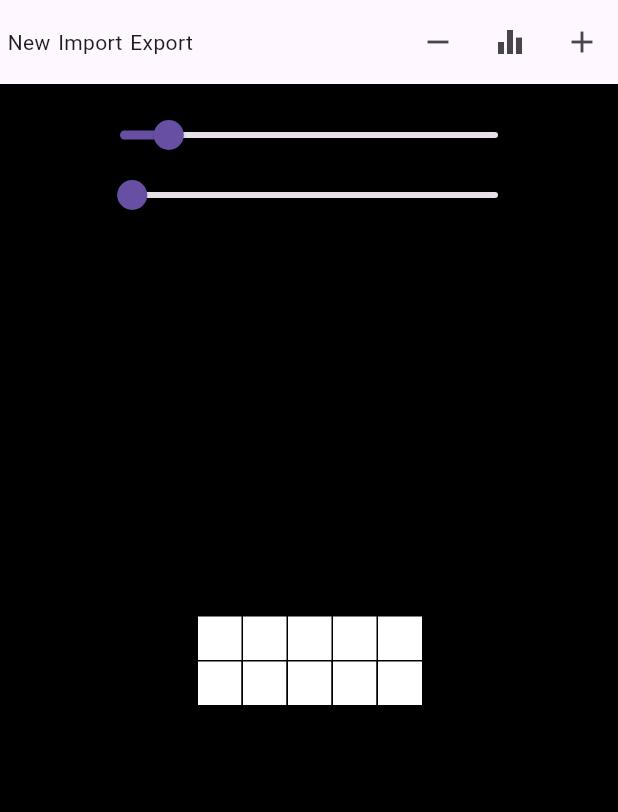
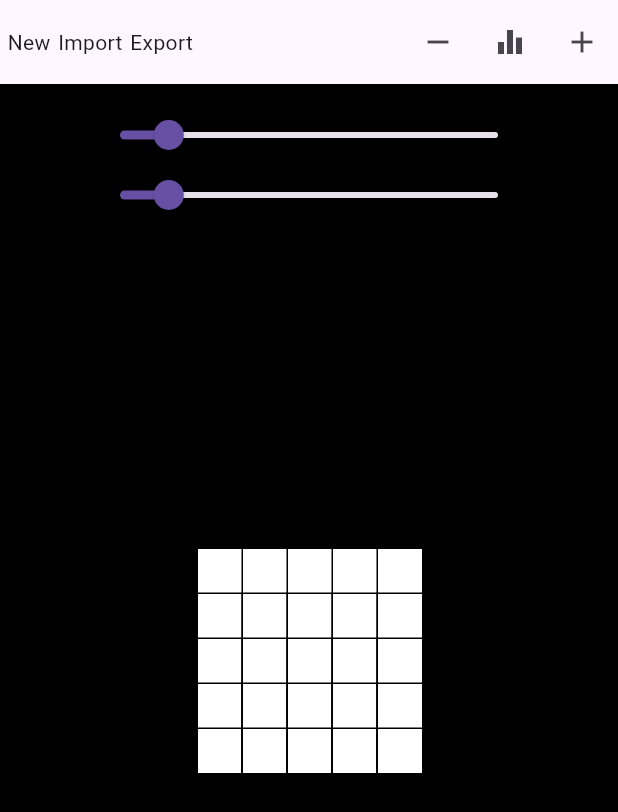
Before and after one commit to neverewer/pixel-art, a Flutter app: the screen it shows after launch, after a tap on "Start", on a phone screen of 412 x 824 dp. Shown: the top 812 px of the screen. Run offline on Flutter 3.47's test engine with Material 3 defaults, Android fonts, the phone set to English and light mode, and no system bars.

Commit message:
Add colors pallete(logic), change cell list

```diff
--- a/pixel_art/lib/src/features/pixel_board/pixel_art_view.dart
+++ b/pixel_art/lib/src/features/pixel_board/pixel_art_view.dart
@@ -1,5 +1,4 @@
 import 'package:flutter/material.dart';
-import 'package:pixel_art/src/features/pixel_board/models/cell.dart';
 import 'package:pixel_art/src/features/pixel_board/pixel_art_view_model.dart';
 import 'package:pixel_art/src/features/pixel_board/widgets/board_app_bar.dart';
 import 'package:pixel_art/src/features/pixel_board/widgets/pixel_board.dart';
@@ -13,7 +12,7 @@ class PixelArtView extends StatelessWidget {
     final int boardWidth = context.watch<PixelArtViewModel>().boardWidth;
     final int boardHeight = context.watch<PixelArtViewModel>().boardHeight;
     final double cellSize = context.watch<PixelArtViewModel>().cellSize;
-    final List<List<Cell>> board = context.watch<PixelArtViewModel>().board;
+    final List<List<int>> pixels = context.watch<PixelArtViewModel>().pixels;
 
     return Scaffold(
       appBar: const BoardAppBar(),
@@ -25,7 +24,7 @@ class PixelArtView extends StatelessWidget {
             children: [
               Positioned.fill(
                 child: Center(
-                  child: board.isEmpty
+                  child: pixels.isEmpty
                       ? ElevatedButton(
                           onPressed: () => context.read<PixelArtViewModel>().start(),
                           child: const Text('Start'),
@@ -34,7 +33,7 @@ class PixelArtView extends StatelessWidget {
                           width: boardWidth,
                           height: boardHeight,
                           cellSize: cellSize,
-                          board: board,
+                          pixels: pixels,
                         ),
                 ),
               ),
--- a/pixel_art/lib/src/features/pixel_board/pixel_art_view_model.dart
+++ b/pixel_art/lib/src/features/pixel_board/pixel_art_view_model.dart
@@ -1,16 +1,11 @@
 import 'package:flutter/material.dart';
-import 'package:pixel_art/src/features/pixel_board/models/cell.dart';
 
 class PixelArtViewModel extends ChangeNotifier {
-  Color _painColor = Colors.black;
-
-  Color get painColor => _painColor;
-
   int _boardWidth = 5;
 
   int get boardWidth => _boardWidth;
 
-  int _boardHeight = 2;
+  int _boardHeight = 5;
 
   int get boardHeight => _boardHeight;
 
@@ -18,36 +13,47 @@ class PixelArtViewModel extends ChangeNotifier {
 
   double get cellSize => _cellSize;
 
-  List<List<Cell>> _board = List.empty();
+  List<List<int>> _pixels = List.empty();
 
-  List<List<Cell>> get board => _board;
+  List<List<int>> get pixels => _pixels;
+
+  final List<int> _colors = [
+    const Color.fromARGB(255, 255, 255, 255).value,
+    const Color.fromARGB(255, 0, 0, 0).value,
+  ];
+
+  List<int> get colors => _colors;
+
+  int _selectedColor = 1;
+
+  int get selectedColor => _selectedColor;
 
   void changeWidth(int newWidth) {
     if (newWidth == _boardWidth) {
       return;
     }
 
-    if (board.isEmpty) {
+    if (_pixels.isEmpty) {
       _boardWidth = newWidth;
     } else {
       bool isIncrease = newWidth > _boardWidth;
 
       if (isIncrease) {
         if (newWidth - _boardWidth == 1) {
-          _board.add(List.generate(_boardHeight, (_) => Cell.empty()));
+          _pixels.add(List.generate(_boardHeight, (_) => 0));
         } else {
-          _board.addAll(List.generate(newWidth - _boardWidth, (_) => List.generate(_boardHeight, (_) => Cell.empty())));
+          _pixels.addAll(List.generate(newWidth - _boardWidth, (_) => List.generate(_boardHeight, (_) => 0)));
         }
       } else {
         if (_boardWidth - newWidth == 1) {
-          _board.removeLast();
+          _pixels.removeLast();
         } else {
-          _board.removeRange(newWidth, _boardWidth);
+          _pixels.removeRange(newWidth, _boardWidth);
         }
       }
       _boardWidth = newWidth;
       print('boardWidth:   $_boardWidth');
-      print('board.length :  ${_board.length}');
+      print('board.length :  ${_pixels.length}');
     }
     notifyListeners();
   }
@@ -57,7 +63,7 @@ class PixelArtViewModel extends ChangeNotifier {
       return;
     }
 
-    if (board.isEmpty) {
+    if (_pixels.isEmpty) {
       _boardHeight = newHeight;
     } else {
       bool isIncrease = newHeight > _boardHeight;
@@ -65,32 +71,32 @@ class PixelArtViewModel extends ChangeNotifier {
       for (int i = 0; i < _boardWidth; i++) {
         if (isIncrease) {
           if (newHeight - _boardHeight == 1) {
-            _board[i].add(Cell.empty());
+            _pixels[i].add(0);
           } else {
-            _board[i].addAll(List.generate(newHeight - _boardHeight, (_) => Cell.empty()));
+            _pixels[i].addAll(List.generate(newHeight - _boardHeight, (_) => 0));
           }
         } else {
           if (_boardHeight - newHeight == 1) {
-            _board[i].removeLast();
+            _pixels[i].removeLast();
           } else {
-            _board[i].removeRange(newHeight, _boardHeight);
+            _pixels[i].removeRange(newHeight, _boardHeight);
           }
         }
       }
       _boardHeight = newHeight;
       print('boardHeight:   $_boardHeight');
-      print('board[0].length :  ${_board[0].length}');
+      print('board[0].length :  ${_pixels[0].length}');
     }
     notifyListeners();
   }
 
   void start() {
-    _board = List.generate(_boardWidth, (_) => List<Cell>.generate(_boardHeight, (_) => Cell.empty()), growable: true);
+    _pixels = List.generate(_boardWidth, (_) => List.generate(_boardHeight, (_) => 0), growable: true);
     notifyListeners();
   }
 
   void selectCell(int i, int j) {
-    if (board.isEmpty) {
+    if (_pixels.isEmpty) {
       return;
     }
 
@@ -98,11 +104,11 @@ class PixelArtViewModel extends ChangeNotifier {
       return;
     }
 
-    if (board[i][j].value == 1) {
+    if (_pixels[i][j] != 0) {
       return;
     }
 
-    board[i][j].select(_painColor);
+    _pixels[i][j] = _selectedColor;
     notifyListeners();
   }
 
@@ -115,4 +121,8 @@ class PixelArtViewModel extends ChangeNotifier {
     _cellSize--;
     notifyListeners();
   }
+
+  int getPixelColor(int colorIndex) => _colors[colorIndex];
+
+  void addColor(int colorValue) => _colors.add(colorValue);
 }
--- a/pixel_art/lib/src/features/pixel_board/widgets/pixel_board.dart
+++ b/pixel_art/lib/src/features/pixel_board/widgets/pixel_board.dart
@@ -6,7 +6,7 @@ import 'package:provider/provider.dart';
 class PixelBoard extends StatelessWidget {
   final int width;
   final int height;
-  final List<List<Cell>> board;
+  final List<List<int>> pixels;
   final double cellSize;
 
   const PixelBoard({
@@ -14,7 +14,7 @@ class PixelBoard extends StatelessWidget {
     required this.width,
     required this.height,
     required this.cellSize,
-    required this.board,
+    required this.pixels,
   });
 
 // class _PixelBoardState extends State<PixelBoard> {
@@ -63,9 +63,9 @@ class PixelBoard extends StatelessWidget {
                   height: cellSize,
                   child: DecoratedBox(
                     decoration: BoxDecoration(
-                      color: board[i][j].color,
+                      color: Color(context.read<PixelArtViewModel>().getPixelColor(pixels[i][j])),
                       border: Border.all(
-                          color: board[i][j].value == 1 ? Colors.white : Colors.black,
+                          color: pixels[i][j] == 0 ? Colors.black : Colors.white,
                           width: 1,
                           strokeAlign: BorderSide.strokeAlignInside),
                     ),
```
